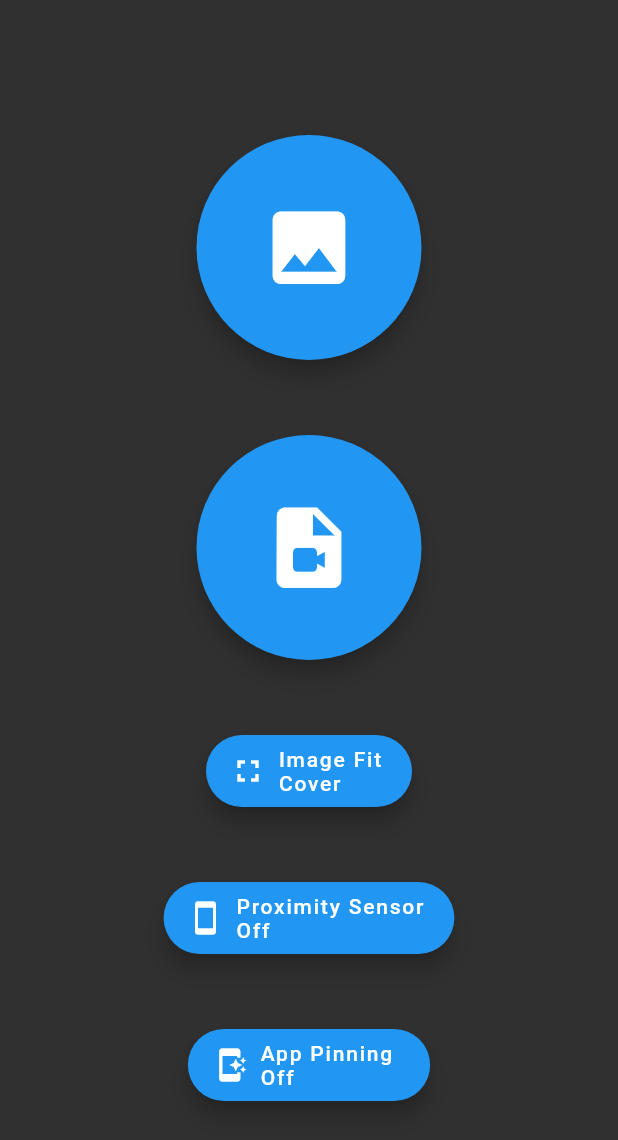
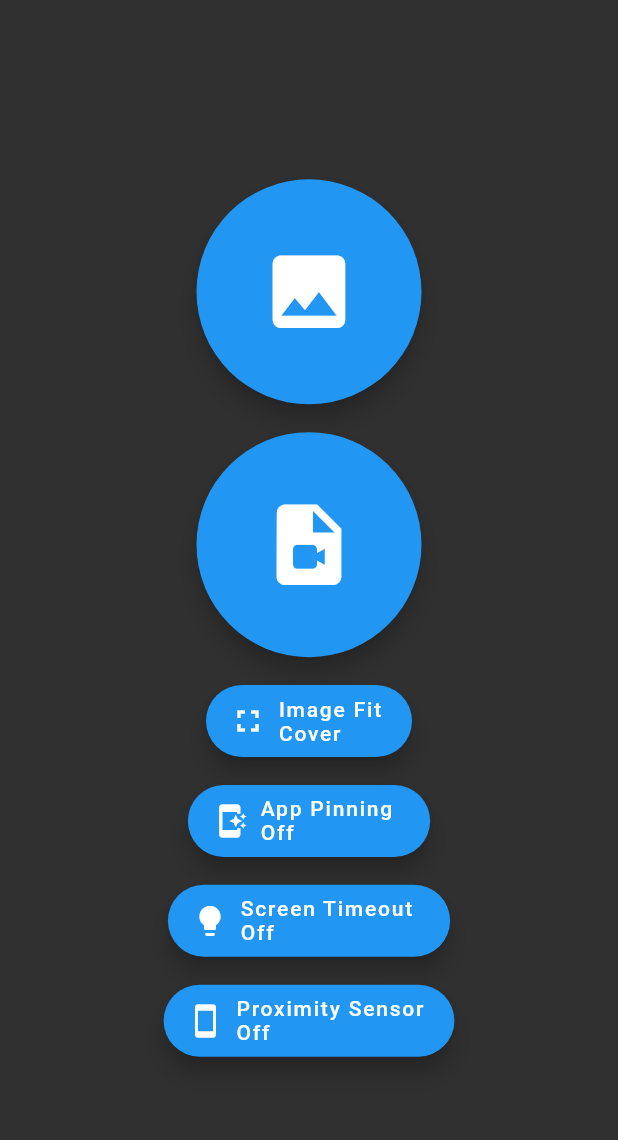
Before and after one commit to dgp-wk/sticky_images_flutter, a Flutter app: the screen it shows after launch, on a phone screen of 412 x 824 dp. Shown: the top 1140 px of the screen. Run offline on Flutter 3.47's test engine with Material 2 defaults, Android fonts, the phone set to English and light mode, and no system bars; our stand-ins replace image_picker, video_player, wakelock; missing offline and left inert: kiosk_mode, proximity_sensor.

Commit message:
Added a wakelock toggle to ensure the screen doesn't fall asleep. This requires a new dependency from the flutter pub.
Rejigged the selector screen to use a flex layout. This should keep elements from overflowing with all these extra toggles.

```diff
--- a/lib/main.dart
+++ b/lib/main.dart
@@ -5,6 +5,7 @@ import 'package:flutter/services.dart';
 import 'package:image_picker/image_picker.dart';
 import 'package:kiosk_mode/kiosk_mode.dart';
 import 'package:sticky_images_flutter/widget_proximitySensor.dart';
+import 'package:wakelock/wakelock.dart';
 import 'mode_select.dart';
 import 'mode_stickyImage.dart';
 import 'mode_stickyVideo.dart';
@@ -42,6 +43,7 @@ class MyState extends State<MyApp>
   bool useProximitySensor = false;
   bool isVideo = false;
   bool useKioskMode = false;
+  bool useWakelock = true;
 
   //setFile is the only setter that needs to set state.
   // On we assign an image to make sticky, we can then transition to the stick image mode.
@@ -71,9 +73,19 @@ class MyState extends State<MyApp>
     this.useKioskMode = useKioskMode;
   }
 
+  void setWakelockMode(bool useWakelock) async
+  {
+    this.useWakelock = useWakelock;
+  }
+
   void triggerKioskMode() async
   {
     await startKioskMode();
+  }
+
+  void triggerWakelock() async
+  {
+    Wakelock.toggle(enable: useWakelock);
   }
 
   @override
@@ -86,12 +98,18 @@ class MyState extends State<MyApp>
           scalingCallback: setScaling,
           useProximitySensorCallback: setProximitySensor,
           useKioskModeCallback: setKioskMode,
+          useWakelockModeCallback: setWakelockMode,
       ).build(context);
     }
 
     if (useKioskMode)
     {
       triggerKioskMode();
+    }
+
+    if (useWakelock)
+    {
+      triggerWakelock();
     }
 
     if (isVideo)
--- a/lib/mode_select.dart
+++ b/lib/mode_select.dart
@@ -4,6 +4,7 @@ import 'package:sticky_images_flutter/widget_kiosk.dart';
 
 import 'widget_proximitySensor.dart';
 import 'widget_scalingMode.dart';
+import 'widget_wakelock.dart';
 
 typedef OnPickerCallback = void Function(XFile, bool);
 
@@ -15,12 +16,14 @@ class SelectionWidget extends StatelessWidget
     required this.scalingCallback,
     required this.useProximitySensorCallback,
     required this.useKioskModeCallback,
+    required this.useWakelockModeCallback,
   }) : super(key: key);
 
   final OnPickerCallback? onPickerCallback;
   final OnScalingCallback scalingCallback;
   final OnUseProximitySensorCallback useProximitySensorCallback;
   final OnUseKioskModeCallback useKioskModeCallback;
+  final OnUseWakelockModeCallback useWakelockModeCallback;
 
   Future<void> getImage() async
   {
@@ -47,10 +50,13 @@ class SelectionWidget extends StatelessWidget
             backgroundColor: const Color.fromRGBO(48, 48, 48, 1),
             body: Center(
               child: Column(
-                    mainAxisAlignment: MainAxisAlignment.center,
+                  mainAxisAlignment: MainAxisAlignment.spaceEvenly,
+
                   children: <Widget>[
-                      Padding(
-                          padding: const EdgeInsets.only(top: 0.0),
+                    const Spacer()
+                    ,
+                    Flexible(
+                        flex: 2,
                         child: SizedBox(
                             height: 150,
                             width: 150,
@@ -58,8 +64,8 @@ class SelectionWidget extends StatelessWidget
                                 child: FloatingActionButton(
                                     onPressed: getImage,
                                     child: const Icon(Icons.insert_photo))))),
-                      Padding(
-                          padding: const EdgeInsets.only(top: 50.0),
+                    Flexible(
+                        flex: 2,
                         child: SizedBox(
                             height: 150,
                             width: 150,
@@ -67,19 +73,25 @@ class SelectionWidget extends StatelessWidget
                                 child: FloatingActionButton(
                                     onPressed: getVideo,
                                     child: const Icon(Icons.video_file))))),
-                      Padding(
-                          padding: const EdgeInsets.only(top: 50.0),
+                    Flexible(
+                        flex: 1,
                         child: ScalingWidget(scalingCallback: scalingCallback)
                         ),
-                      Padding(
-                          padding: const EdgeInsets.only(top: 50.0),
+                    Flexible(
+                        flex: 1,
+                        child: KioskSelectorWidget(useKioskModeCallback: useKioskModeCallback)
+                    ),
+                    Flexible(
+                        flex: 1,
+                        child: WakelockSelectorWidget(useWakelockModeCallback: useWakelockModeCallback)
+                    ),
+                    Flexible(
+                        flex: 1,
                         child: ProximitySensorSelectorWidget(useProximitySensorCallback: useProximitySensorCallback)
                     ),
-                      Padding(
-                          padding: const EdgeInsets.only(top: 50.0),
-                          child: KioskSelectorWidget(useKioskModeCallback: useKioskModeCallback)
-                      )
+                    const Spacer()
                   ]
-                ))));
+              ),
+            )));
   }
 }
--- /dev/null
+++ b/lib/widget_wakelock.dart
@@ -0,0 +1,45 @@
+import 'package:flutter/material.dart';
+
+typedef OnUseWakelockModeCallback = void Function(bool);
+
+class WakelockSelectorWidgetState extends State<WakelockSelectorWidget>
+{
+  bool useWakelockMode = true;
+  String message = "Screen Timeout \nOff";
+
+  void onPressed() async
+  {
+    setState(()
+    {
+      useWakelockMode = !useWakelockMode;
+      message = "Screen Timeout\n${useWakelockMode? "Off" : "On"}";
+    });
+    widget.useWakelockModeCallback(useWakelockMode);
+  }
+
+  @override
+  Widget build(BuildContext context)
+  {
+    return FloatingActionButton.extended(
+        onPressed: onPressed,
+        icon: Icon(useWakelockMode? Icons.lightbulb : Icons.lock_clock),
+        label: Text(message),
+        backgroundColor: useWakelockMode? Colors.blue : Colors.red);
+  }
+
+}
+class WakelockSelectorWidget extends StatefulWidget
+{
+  const WakelockSelectorWidget({
+    Key? key,
+    required this.useWakelockModeCallback
+  }) : super(key: key);
+
+  final OnUseWakelockModeCallback useWakelockModeCallback;
+
+  @override
+  State<StatefulWidget> createState() {
+    return WakelockSelectorWidgetState();
+  }
+
+}
--- a/pubspec.yaml
+++ b/pubspec.yaml
@@ -40,6 +40,7 @@ dependencies:
   kiosk_mode: ^0.1.3+1
   proximity_sensor: ^1.0.2
   icons_launcher: ^1.1.8
+  wakelock: ^0.6.1+2
 
 dev_dependencies:
   flutter_test:
```
Also changed, not shown: pubspec.lock. Lines whose indentation alone changed are shown as unchanged.
